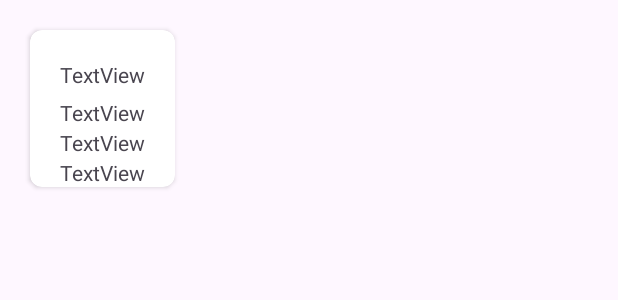
After one commit to MayarSSaleh/Weather-Forecast-Application-, an Android app: the layout alert.xml on its own in the app's theme, with its tools: preview values and no code run, on a phone screen of 412 x 824 dp. The commit adds this screen. Shown: the top 300 px of the screen. Run offline under Robolectric (Android 15) with nearby library versions, the phone set to English and light mode, and no system bars.

Commit message:
alert Ui part1

```diff
--- a/app/src/main/java/application/data/localDataBase/AppDataBase.kt
+++ b/app/src/main/java/application/data/localDataBase/AppDataBase.kt
@@ -5,15 +5,17 @@ import androidx.room.Database
 import androidx.room.Room
 import androidx.room.RoomDatabase
 import androidx.room.TypeConverters
+import application.model.Alert
 import application.model.FavLocation
 import application.model.WeatherResponse
 
 
-@Database(entities = [FavLocation::class, WeatherResponse::class], version = 1)
+@Database(entities = [FavLocation::class, WeatherResponse::class,Alert::class], version = 2)
 @TypeConverters(WeatherResponseConverterCity::class, WeatherResponseConverterList::class)
 abstract class AppDataBase : RoomDatabase() {
     abstract fun getLocationDao(): FavLocationsDao
     abstract fun getWeatherDao(): WeatherDAO
+    abstract fun getAlertsDao(): AlertDao
 
     companion object {
         @Volatile
--- a/app/src/main/java/application/model/Alert.kt
+++ b/app/src/main/java/application/model/Alert.kt
@@ -22,6 +22,4 @@ data class Alert(
     val time: String,
     val typeOfAlarm: String// notification or  alarm .
 
-
-
 ) : Parcelable
--- a/app/src/main/java/application/model/ApiState.kt
+++ b/app/src/main/java/application/model/ApiState.kt
@@ -11,3 +11,9 @@ sealed class LocalStateFavouirteLocations {
     data class FailureLocal(val msg: Throwable) : LocalStateFavouirteLocations()
     object LoadingLocal : LocalStateFavouirteLocations()
 }
+
+sealed class LocalStateAlerts {
+    data class SuccessLocalAlert(val data: List<Alert>) : LocalStateAlerts()
+    data class FailureLocalAlert(val msg: Throwable) : LocalStateAlerts()
+    object LoadingLocaAlertl : LocalStateAlerts()
+}
--- a/app/src/main/java/application/model/InterfaceRepository.kt
+++ b/app/src/main/java/application/model/InterfaceRepository.kt
@@ -23,4 +23,7 @@ interface InterfaceRepository {
     suspend fun deleteLocation()
 
     suspend fun insertWeather(weatherResponse: WeatherResponse)
+
+    fun getAllAlerts(): Flow<List<Alert>>
+    suspend fun insertAlert(alert: Alert)
 }
--- /dev/null
+++ b/app/src/main/res/layout/alert.xml
@@ -0,0 +1,52 @@
+<?xml version="1.0" encoding="utf-8"?>
+<androidx.constraintlayout.widget.ConstraintLayout xmlns:android="http://schemas.android.com/apk/res/android"
+    xmlns:app="http://schemas.android.com/apk/res-auto"
+    xmlns:tools="http://schemas.android.com/tools"
+    android:layout_width="wrap_content"
+    android:layout_height="wrap_content">
+
+    <androidx.cardview.widget.CardView
+        android:layout_width="wrap_content"
+        android:layout_height="wrap_content"
+        app:layout_constraintBottom_toBottomOf="parent"
+        app:layout_constraintEnd_toEndOf="parent"
+        app:layout_constraintStart_toStartOf="parent"
+        app:layout_constraintTop_toTopOf="parent"
+        app:cardCornerRadius="8dp"
+        android:elevation="20dp"
+        android:layout_margin="20dp"
+       >
+
+        <TextView
+            android:id="@+id/tv_alert_alertType"
+            android:layout_width="match_parent"
+            android:layout_height="wrap_content"
+            android:layout_marginStart="20dp"
+            android:layout_marginTop="85dp"
+            android:text="TextView" />
+
+        <TextView
+            android:id="@+id/tv_alert_data"
+            android:layout_width="match_parent"
+            android:layout_height="wrap_content"
+            android:layout_marginStart="20dp"
+            android:layout_marginTop="65dp"
+            android:text="TextView" />
+
+        <TextView
+            android:id="@+id/tv_alert_cityName"
+            android:layout_width="match_parent"
+            android:layout_height="wrap_content"
+            android:text="TextView"
+            android:layout_margin="20dp"/>
+
+        <TextView
+            android:id="@+id/tv_alert_time"
+            android:layout_width="match_parent"
+            android:layout_height="wrap_content"
+            android:text="TextView"
+            android:layout_marginStart="20dp"
+            android:layout_marginTop="45dp"
+            />
+    </androidx.cardview.widget.CardView>
+</androidx.constraintlayout.widget.ConstraintLayout>
--- a/app/src/main/res/layout/fragment_home.xml
+++ b/app/src/main/res/layout/fragment_home.xml
@@ -134,7 +134,6 @@
                 android:id="@+id/textView"
                 android:layout_width="wrap_content"
                 android:layout_height="wrap_content"
-                android:layout_marginStart="20dp"
                 android:layout_marginTop="60dp"
                 android:text="@string/the_weather_today"
                 android:textSize="15dp"
@@ -239,7 +238,6 @@
                 android:id="@+id/days_weather"
                 android:layout_width="wrap_content"
                 android:layout_height="wrap_content"
-                android:layout_marginStart="20dp"
                 android:layout_marginTop="15dp"
                 android:text="@string/the_weather_another_days"
                 android:textSize="15dp"
```
Also changed, not shown: app/src/main/java/application/MapFragment.kt (+20 -3 lines), app/src/main/java/application/alerts/view/AlertAdaptor.kt (+37 -1 lines), app/src/main/java/application/alerts/view/AlertFragment.kt (+5 -9 lines), app/src/main/java/application/alerts/viewModel/AlertViewModel.kt (+17 -8 lines), app/src/main/java/application/data/localDataBase/AlertDao.kt (added, +20 -0 lines), app/src/main/java/application/data/localDataBase/InterfaceLocalDataSource.kt (+7 -1 lines), app/src/main/java/application/data/localDataBase/LocalDataSource.kt (+27 -17 lines), app/src/main/java/application/model/Repository.kt (+14 -5 lines), app/src/main/res/layout/fragment_map2.xml (+20 -6 lines), app/src/main/res/drawable/img_1.png (added), 3 other files.
